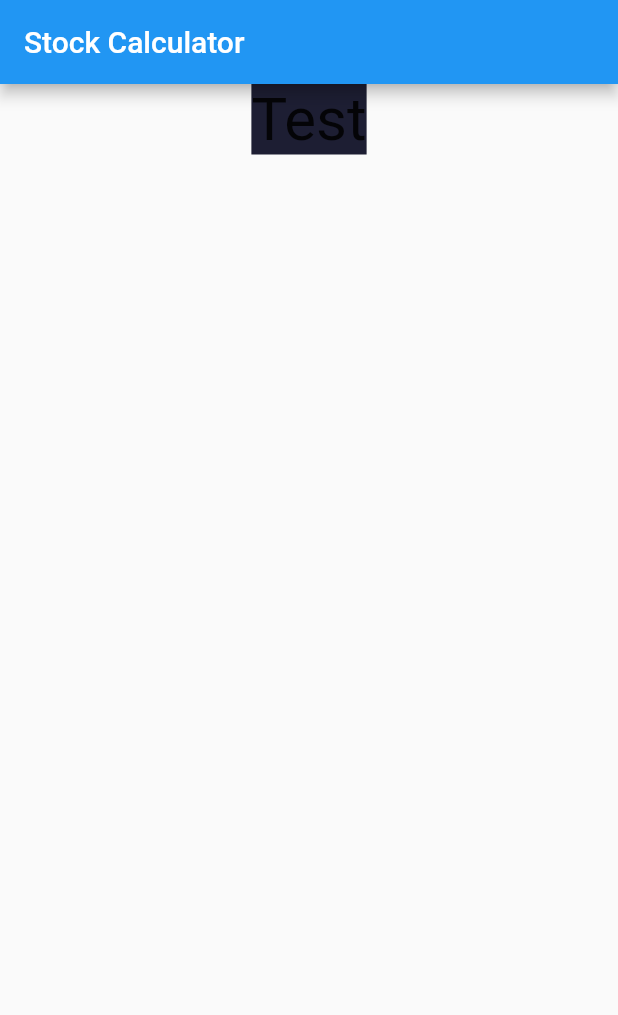
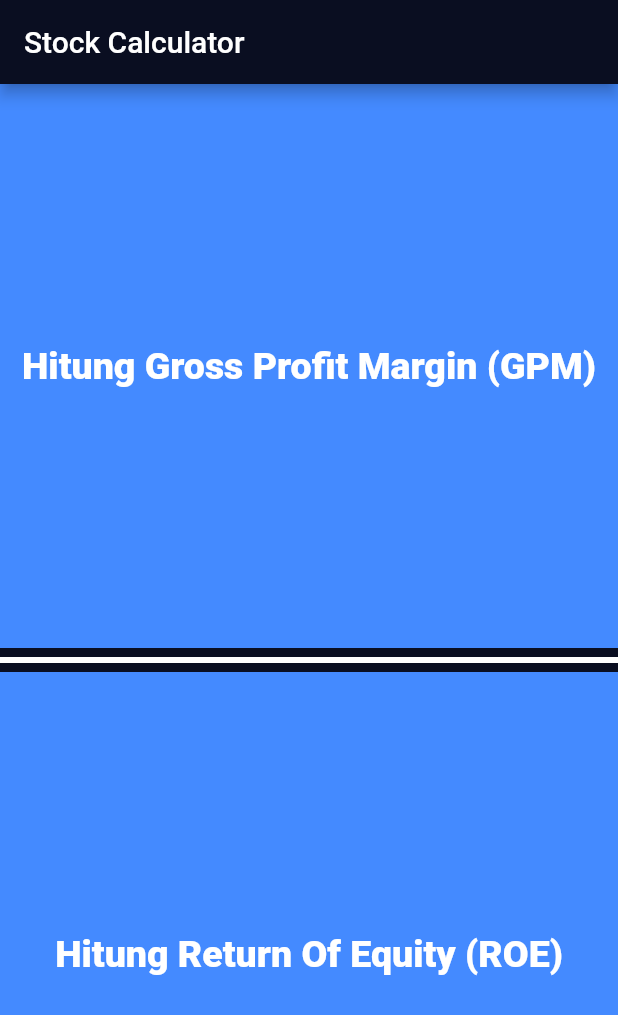
Before and after one commit to roberthandiwijaya/stock_calc, a Flutter app: the screen it shows after launch, on a phone screen of 412 x 824 dp. Shown: the top 1015 px of the screen. Run offline on Flutter 3.47's test engine with Material 2 defaults, Android fonts, the phone set to English and light mode, and no system bars.

Commit message:
Making UI for halaman_utama.dart

```diff
--- a/lib/halaman_utama.dart
+++ b/lib/halaman_utama.dart
@@ -12,21 +12,63 @@ class _HalamanUtamaState extends State<HalamanUtama> {
       appBar: AppBar(
         title: Text('Stock Calculator'),
       ),
-      body: Row(
-        mainAxisAlignment: MainAxisAlignment.center,
+      body: Column(
         children: [
-          Column(
-            children: [
-              Container(
-                color: Color(0xFF1D1E33),
-                child: Text(
-                  'Test',
-                  style: TextStyle(
-                    fontSize: 40.0,
-                  ),
+          Expanded(
+            child: GestureDetector(
+              onTap: (){
+                setState(() {
+                  print('button 1 touched');
+                });
+              },
+              child: Container(
+                color: Colors.blueAccent,
+                child: Row(
+                  mainAxisAlignment: MainAxisAlignment.center,
+                  crossAxisAlignment: CrossAxisAlignment.stretch,
+                  children: <Widget>[
+                    Center(
+                      child: Text(
+                        'Hitung Gross Profit Margin (GPM)',
+                        style: TextStyle(
+                          fontSize: 25.0,
+                          fontWeight: FontWeight.w900,
+                        ),
+                      ),
+                    ),
+                  ],
                 ),
               ),
-            ],
+            ),
+          ),
+          Divider(
+            color: Colors.white,
+            thickness: 4.0,
+          ),
+          Expanded(
+            child: GestureDetector(
+              onTap: (){
+                print('button 2 touched');
+              },
+              child: Container(
+                color: Colors.blueAccent,
+                child: Row(
+                  mainAxisAlignment: MainAxisAlignment.center,
+                  crossAxisAlignment: CrossAxisAlignment.stretch,
+                  children: <Widget>[
+                    Center(
+                      child: Text(
+                        'Hitung Return Of Equity (ROE)',
+                        style: TextStyle(
+                          fontSize: 25.0,
+                          fontWeight: FontWeight.w900,
+                        ),
+                      ),
+                    ),
+                  ],
+                ),
+              ),
+            ),
           ),
         ],
       ),
--- a/lib/main.dart
+++ b/lib/main.dart
@@ -9,6 +9,10 @@ class StockCalc extends StatelessWidget {
   @override
   Widget build(BuildContext context) {
     return MaterialApp(
+      theme: ThemeData.dark().copyWith(
+          primaryColor: Color(0xFF0A0E21),
+          scaffoldBackgroundColor: Color(0xFF0A0E21)
+      ),
         home: HalamanUtama(),
     );
   }
```
Also changed, not shown: lib/constants.dart (line endings or trailing spaces), pubspec.lock.
